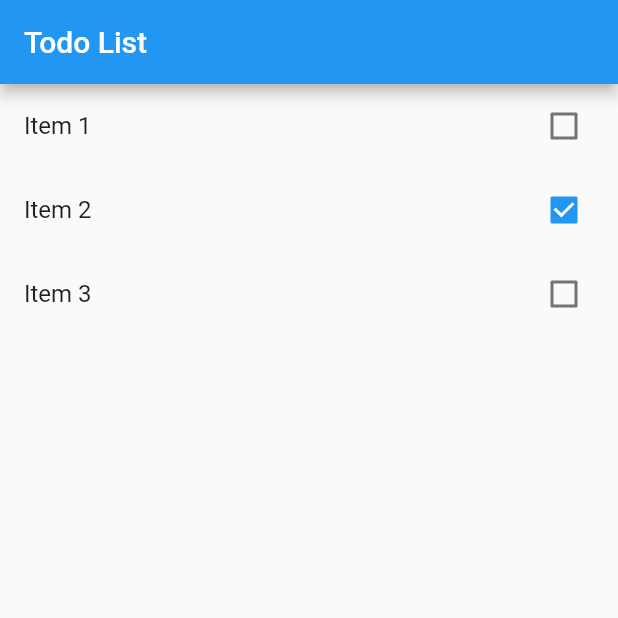
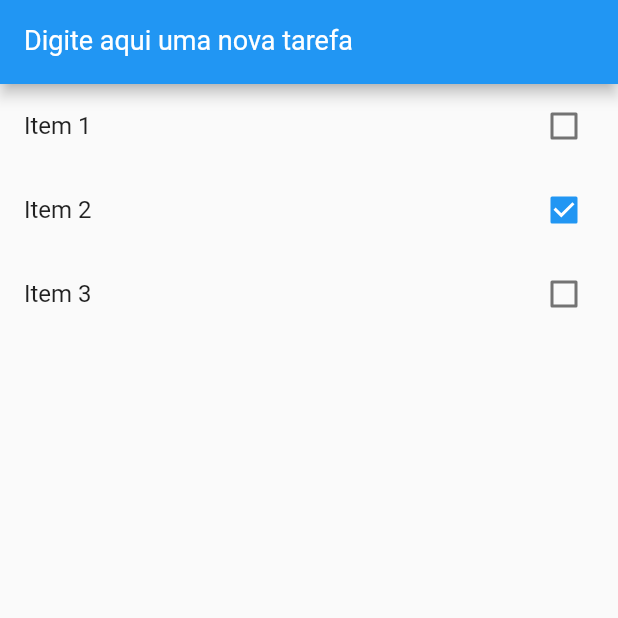
Before and after one commit to claylton/to_do, a Flutter app: the screen it shows after launch, on a phone screen of 412 x 824 dp, the top half of it. Run offline on Flutter 3.47's test engine with Material 2 defaults, Android fonts, the phone set to English and light mode, and no system bars.

Commit message:
Adicionando TextFormField

```diff
--- a/lib/main.dart
+++ b/lib/main.dart
@@ -1,5 +1,4 @@
 import 'package:flutter/material.dart';
-
 import 'models/item.dart';
 
 void main() {
@@ -23,17 +22,18 @@ class MyApp extends StatelessWidget {
 }
 
 //No Stateful o estado da aplicação muda constantemente
+//Classe pai:
 class HomePage extends StatefulWidget {
-  //Classe pai -> Os métodos criados abaixo só serão chamados uma vez
+//Os métodos criados abaixo só serão chamados uma vez
 
-  //Instanciando o método item -> É um Tipo Lista Item
+//Instanciando o método item -> É um Tipo Lista Item
   var items = new List<Item>();
 
-  //Construtor
+//Construtor
   HomePage() {
-    //inicializando a lista de items
+//inicializando a lista de items
     items = [];
-    //Adicionando items
+//Adicionando items
     items.add(Item(title: "Item 1", done: false));
     items.add(Item(title: "Item 2", done: true));
     items.add(Item(title: "Item 3", done: false));
@@ -44,12 +44,27 @@ class HomePage extends StatefulWidget {
 }
 
 class _HomePageState extends State<HomePage> {
+  var novaTarefaController = TextEditingController();
   @override
+//Classe filho:
   Widget build(BuildContext context) {
-//Classe filho -> métodos criados abaixo do build serão recriados a cada execução fzd a lista ser recriada
+//Os métodos criados abaixo do build serão recriados a cada execução fzd a lista ser recriada a cada compilação
     return Scaffold(
       appBar: AppBar(
-        title: Text("Todo List"),
+        title: TextFormField(
+          controller: novaTarefaController,
+          keyboardType: TextInputType.text,
+          style: TextStyle(
+            color: Colors.white,
+            fontSize: 18,
+          ),
+          decoration: InputDecoration(
+            labelText: "Digite aqui uma nova tarefa",
+            labelStyle: TextStyle(
+              color: Colors.white,
+            ),
+          ),
+        ),
       ),
 //ListView.builder renderiza a lista sob demanda itens em tela
       body: ListView.builder(
@@ -64,7 +79,6 @@ class _HomePageState extends State<HomePage> {
             value: item.done,
             onChanged: (value) {
               setState(() {
-                print(value);
                 item.done = value;
               });
             },
```
Also changed, not shown: 1 other file.
